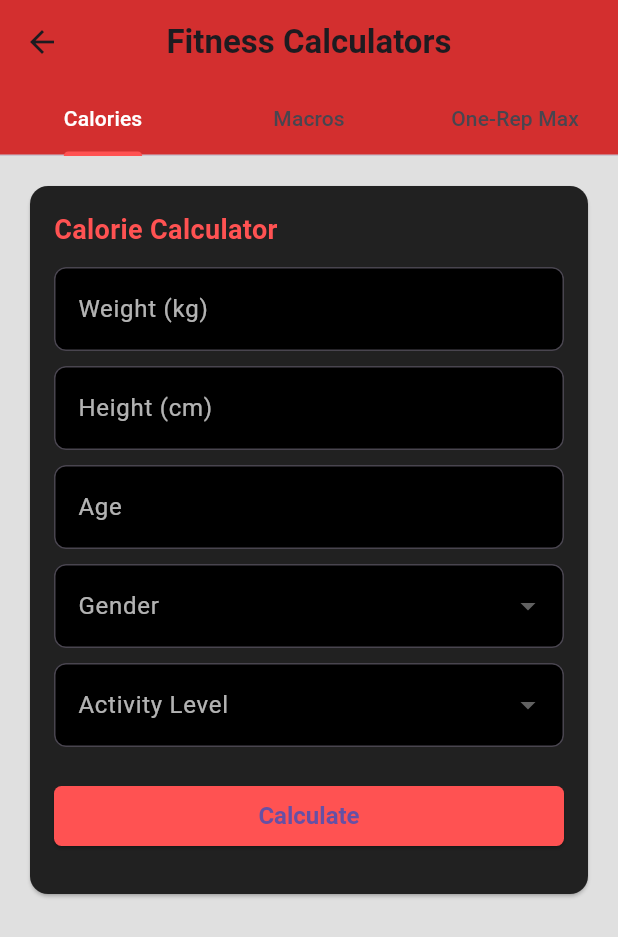
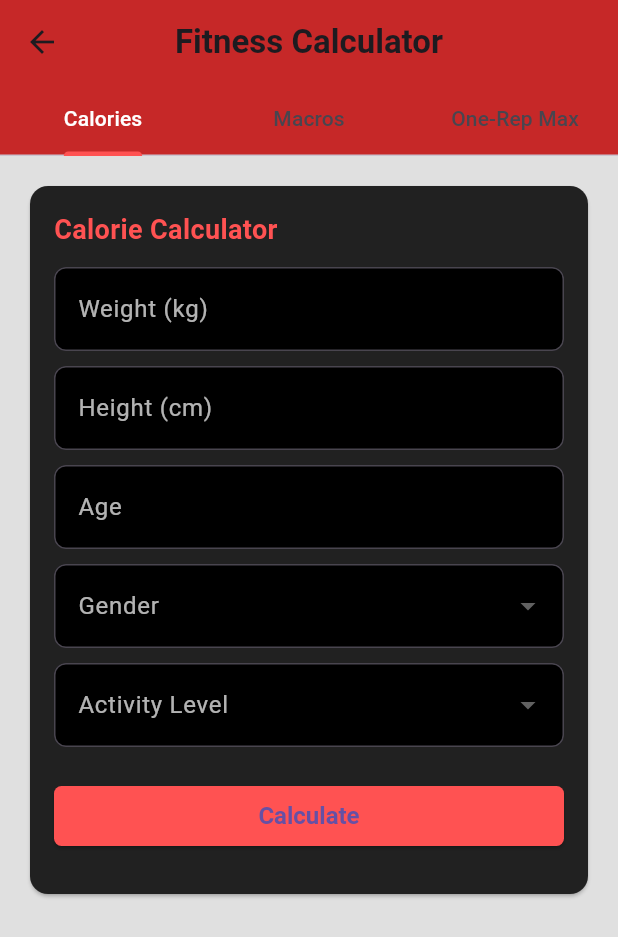
Before and after one commit to Adarsha5421/Sweat_fitness_mobiles, a Flutter app: the FitnessCalculatorScreen screen opened directly, on a phone screen of 412 x 824 dp. Shown: the top 937 px of the screen. Run offline on Flutter 3.47's test engine with Material 3 defaults, Android fonts, the phone set to English and light mode, and no system bars; our stand-ins replace bloc, dartz, dio, equatable, flutter_bloc, flutter_spinkit and 9 more; accounts and stored records are empty; network calls fail; Roboto replaces fonts that are missing (Montserrat Regular).

Commit message:
calculator_screen

```diff
--- a/lib/features/calculator/presentation/pages/calculator_screen.dart
+++ b/lib/features/calculator/presentation/pages/calculator_screen.dart
@@ -21,10 +21,10 @@ class FitnessCalculatorScreen extends StatelessWidget {
       length: 3, // Number of tabs
       child: Scaffold(
         appBar: AppBar(
-          title: const Text('Fitness Calculators',
+          title: const Text('Fitness Calculator',
               style: TextStyle(fontWeight: FontWeight.bold)),
           centerTitle: true,
-          backgroundColor: Colors.red[700],
+          backgroundColor: Colors.red[800],
           bottom: const TabBar(
             labelColor: Colors.white,
             indicatorColor: Colors.redAccent,
```
